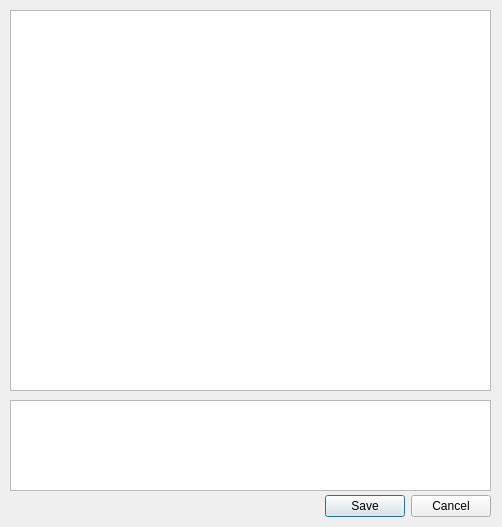
Qt form note_window.ui (alextkachuk3/3sem-ooop1-lab2) before a commit.
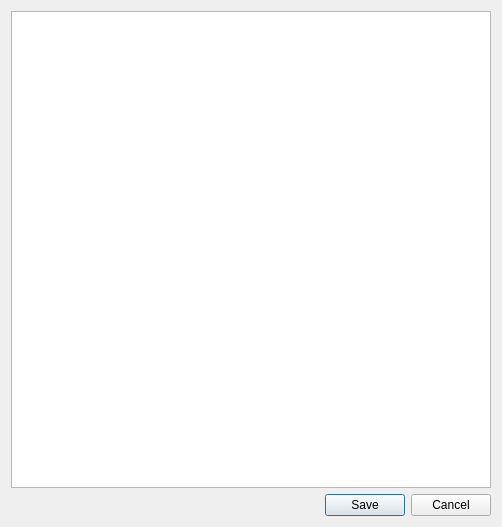
The same form after that commit.

Commit message: note class realisation

```diff
--- a/note_window.ui
+++ b/note_window.ui
@@ -13,15 +13,12 @@
   <property name="windowTitle">
    <string>Dialog</string>
   </property>
+  <layout class="QVBoxLayout" name="verticalLayout">
+   <item>
+    <widget class="QTextEdit" name="textEdit"/>
+   </item>
+   <item>
   <widget class="QDialogButtonBox" name="Save">
-   <property name="geometry">
-    <rect>
-     <x>10</x>
-     <y>490</y>
-     <width>481</width>
-     <height>32</height>
-    </rect>
-   </property>
    <property name="orientation">
     <enum>Qt::Horizontal</enum>
    </property>
@@ -29,26 +26,8 @@
     <set>QDialogButtonBox::Cancel|QDialogButtonBox::Save</set>
    </property>
   </widget>
-  <widget class="QListWidget" name="listWidget">
-   <property name="geometry">
-    <rect>
-     <x>10</x>
-     <y>400</y>
-     <width>481</width>
-     <height>91</height>
-    </rect>
-   </property>
-  </widget>
-  <widget class="QTextEdit" name="textEdit">
-   <property name="geometry">
-    <rect>
-     <x>10</x>
-     <y>10</y>
-     <width>481</width>
-     <height>381</height>
-    </rect>
-   </property>
-  </widget>
+   </item>
+  </layout>
  </widget>
  <resources/>
  <connections>
```
Lines whose indentation alone changed are shown as unchanged. The commit also changes 7 other files.
